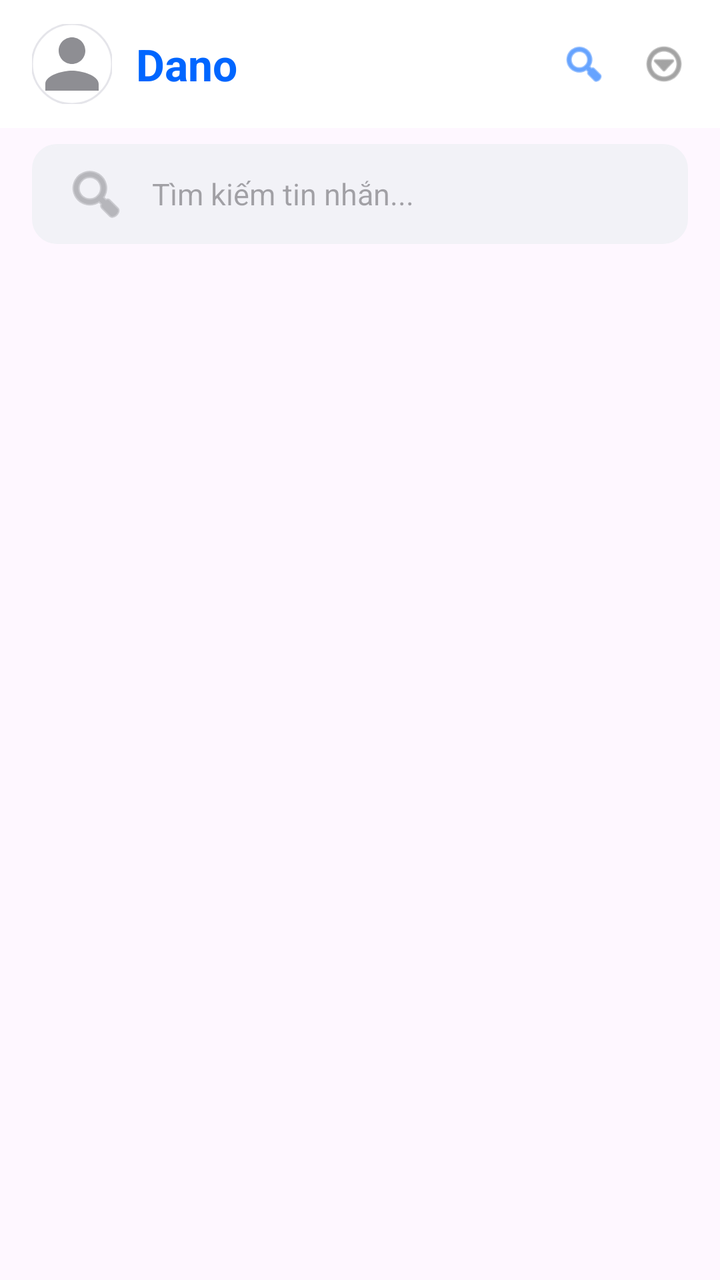
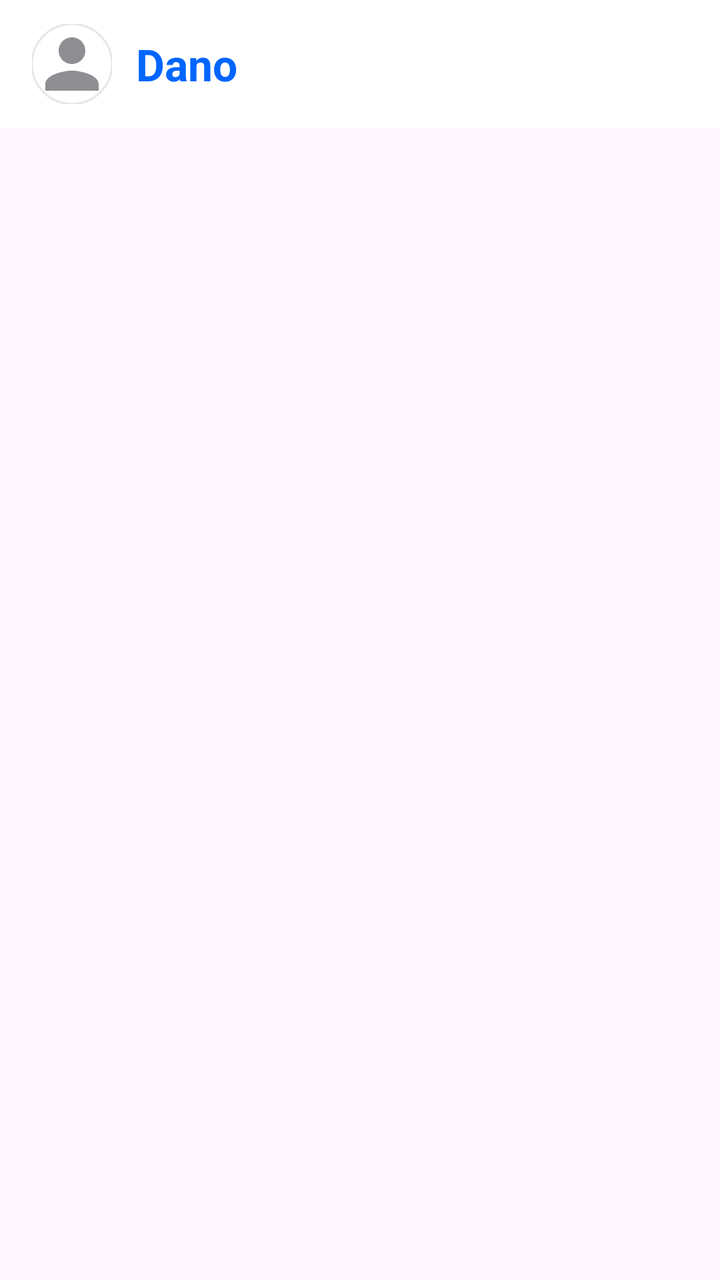

Compare the two renders of this Android layout. The source of the first and the diff that turns it into the second are given below.
<!-- AndroidManifest.xml: application theme Theme.DanoChatApp -->
<!-- res/layout/fragment_chat.xml -->
<?xml version="1.0" encoding="utf-8"?>
<LinearLayout xmlns:android="http://schemas.android.com/apk/res/android"
    xmlns:app="http://schemas.android.com/apk/res-auto"
    xmlns:tools="http://schemas.android.com/tools"
    android:layout_width="match_parent"
    android:layout_height="match_parent"
    android:orientation="vertical">

    
    <RelativeLayout
        android:id="@+id/layout_header"
        android:layout_width="match_parent"
        android:layout_height="?attr/actionBarSize"
        android:paddingHorizontal="16dp"
        android:background="@color/white">

        <com.google.android.material.imageview.ShapeableImageView
            android:id="@+id/img_main_profile_fragment"
            android:layout_width="40dp"
            android:layout_height="40dp"
            android:layout_centerVertical="true"
            android:src="@drawable/ic_person"
            app:shapeAppearanceOverlay="@style/CircleImage"
            app:strokeColor="@color/divider_color"
            app:strokeWidth="1dp" />

        <TextView
            android:layout_width="wrap_content"
            android:layout_height="wrap_content"
            android:layout_centerVertical="true"
            android:layout_marginStart="12dp"
            android:layout_toEndOf="@id/img_main_profile_fragment"
            android:text="@string/app_name_short"
            android:textColor="@color/primary"
            android:textSize="22sp"
            android:textStyle="bold" />

        <LinearLayout
            android:layout_width="wrap_content"
            android:layout_height="wrap_content"
            android:layout_alignParentEnd="true"
            android:layout_centerVertical="true"
            android:orientation="horizontal">

            <ImageView
                android:id="@+id/img_search"
                android:layout_width="24dp"
                android:layout_height="24dp"
                android:layout_marginEnd="16dp"
                android:src="@android:drawable/ic_menu_search"
                app:tint="@color/primary" />

            <ImageView
                android:id="@+id/img_menu"
                android:layout_width="24dp"
                android:layout_height="24dp"
                android:src="@android:drawable/ic_menu_more"
                app:tint="@color/text_grey" />
        </LinearLayout>
    </RelativeLayout>

    <androidx.core.widget.NestedScrollView
        android:layout_width="match_parent"
        android:layout_height="match_parent">

        <LinearLayout
            android:layout_width="match_parent"
            android:layout_height="wrap_content"
            android:orientation="vertical">

            
            <EditText
                android:id="@+id/edit_search"
                android:layout_width="match_parent"
                android:layout_height="50dp"
                android:layout_marginHorizontal="16dp"
                android:layout_marginTop="8dp"
                android:background="@drawable/edit_text_bg"
                android:backgroundTint="#F2F2F7"
                android:drawableStart="@android:drawable/ic_menu_search"
                android:drawablePadding="12dp"
                android:drawableTint="@color/neutral"
                android:hint="@string/search_hint"
                android:inputType="text"
                android:paddingHorizontal="16dp"
                android:textSize="15sp" />

            
            <androidx.recyclerview.widget.RecyclerView
                android:id="@+id/recycler_active_users"
                android:layout_width="match_parent"
                android:layout_height="wrap_content"
                android:layout_marginTop="16dp"
                android:clipToPadding="false"
                android:orientation="horizontal"
                android:paddingHorizontal="8dp"
                app:layoutManager="androidx.recyclerview.widget.LinearLayoutManager"
                tools:listitem="@layout/item_user_horizontal" />

            
            <androidx.recyclerview.widget.RecyclerView
                android:id="@+id/recycler_recent_chats"
                android:layout_width="match_parent"
                android:layout_height="wrap_content"
                android:layout_marginTop="8dp"
                android:nestedScrollingEnabled="false"
                tools:listitem="@layout/item_recent_chat" />

        </LinearLayout>
    </androidx.core.widget.NestedScrollView>

</LinearLayout>
<!-- res/layout/item_user_horizontal.xml (included above) -->
<?xml version="1.0" encoding="utf-8"?>
<LinearLayout xmlns:android="http://schemas.android.com/apk/res/android"
    xmlns:app="http://schemas.android.com/apk/res-auto"
    android:layout_width="wrap_content"
    android:layout_height="wrap_content"
    android:gravity="center"
    android:orientation="vertical"
    android:padding="8dp">

    <RelativeLayout
        android:layout_width="60dp"
        android:layout_height="60dp">

        <com.google.android.material.imageview.ShapeableImageView
            android:id="@+id/img_user_avatar"
            android:layout_width="match_parent"
            android:layout_height="match_parent"
            android:padding="2dp"
            android:src="@drawable/ic_person"
            app:shapeAppearanceOverlay="@style/CircleImage"
            app:strokeColor="@color/primary"
            app:strokeWidth="1.5dp" />

        <View
            android:id="@+id/view_online_indicator"
            android:layout_width="12dp"
            android:layout_height="12dp"
            android:layout_alignParentBottom="true"
            android:layout_alignParentEnd="true"
            android:layout_marginBottom="4dp"
            android:layout_marginEnd="4dp"
            android:background="@android:color/holo_green_light"
            android:backgroundTint="#4CAF50"
            android:elevation="2dp" />
    </RelativeLayout>

    <TextView
        android:id="@+id/text_user_name_short"
        android:layout_width="70dp"
        android:layout_height="wrap_content"
        android:layout_marginTop="4dp"
        android:ellipsize="end"
        android:gravity="center"
        android:maxLines="1"
        android:text="Name"
        android:textColor="@color/black"
        android:textSize="12sp" />

</LinearLayout>
<!-- res/layout/item_recent_chat.xml (included above) -->
<?xml version="1.0" encoding="utf-8"?>
<RelativeLayout xmlns:android="http://schemas.android.com/apk/res/android"
    xmlns:app="http://schemas.android.com/apk/res-auto"
    android:layout_width="match_parent"
    android:layout_height="wrap_content"
    android:background="?attr/selectableItemBackground"
    android:paddingHorizontal="16dp"
    android:paddingVertical="12dp">

    <RelativeLayout
        android:id="@+id/layout_avatar"
        android:layout_width="60dp"
        android:layout_height="60dp">

        <com.google.android.material.imageview.ShapeableImageView
            android:id="@+id/img_recent_profile"
            android:layout_width="match_parent"
            android:layout_height="match_parent"
            android:src="@drawable/ic_person"
            app:shapeAppearanceOverlay="@style/CircleImage"
            app:strokeColor="@color/divider_color"
            app:strokeWidth="1dp" />

        <View
            android:id="@+id/view_online_status"
            android:layout_width="14dp"
            android:layout_height="14dp"
            android:layout_alignParentBottom="true"
            android:layout_alignParentEnd="true"
            android:layout_marginBottom="2dp"
            android:layout_marginEnd="2dp"
            android:background="@android:color/holo_green_light"
            android:backgroundTint="#4CAF50"
            android:visibility="gone" />
    </RelativeLayout>

    <LinearLayout
        android:layout_width="match_parent"
        android:layout_height="wrap_content"
        android:layout_centerVertical="true"
        android:layout_marginStart="16dp"
        android:layout_toEndOf="@id/layout_avatar"
        android:orientation="vertical">

        <RelativeLayout
            android:layout_width="match_parent"
            android:layout_height="wrap_content">

            <TextView
                android:id="@+id/text_recent_name"
                android:layout_width="wrap_content"
                android:layout_height="wrap_content"
                android:layout_alignParentStart="true"
                android:layout_toStartOf="@id/text_recent_time"
                android:ellipsize="end"
                android:maxLines="1"
                android:text="User Name"
                android:textColor="@color/black"
                android:textSize="17sp"
                android:textStyle="bold" />

            <TextView
                android:id="@+id/text_recent_time"
                android:layout_width="wrap_content"
                android:layout_height="wrap_content"
                android:layout_alignParentEnd="true"
                android:text="14:20"
                android:textColor="@color/text_grey"
                android:textSize="13sp" />
        </RelativeLayout>

        <RelativeLayout
            android:layout_width="match_parent"
            android:layout_height="wrap_content"
            android:layout_marginTop="4dp">

            <TextView
                android:id="@+id/text_recent_last_msg"
                android:layout_width="wrap_content"
                android:layout_height="wrap_content"
                android:layout_alignParentStart="true"
                android:layout_toStartOf="@id/text_recent_unread"
                android:ellipsize="end"
                android:maxLines="1"
                android:text="Nội dung tin nhắn cuối cùng..."
                android:textColor="@color/text_grey"
                android:textSize="14sp" />

            <TextView
                android:id="@+id/text_recent_unread"
                android:layout_width="20dp"
                android:layout_height="20dp"
                android:layout_alignParentEnd="true"
                android:background="@drawable/chat_bubble_sent"
                android:backgroundTint="@color/primary"
                android:gravity="center"
                android:text="1"
                android:textColor="@color/white"
                android:textSize="10sp"
                android:textStyle="bold"
                android:visibility="gone" />
        </RelativeLayout>
    </LinearLayout>

</RelativeLayout>
<!-- resources referenced by this layout -->
<resources>
  <color name="black">#FF000000</color>
  <color name="divider_color">#E5E5EA</color>
  <color name="neutral">#8E8E93</color>
  <color name="primary">#0066FF</color>
  <color name="text_grey">#666666</color>
  <color name="white">#FFFFFFFF</color>
  <!-- drawable chat_bubble_sent (drawable) -->
  <?xml version="1.0" encoding="utf-8"?>
  <shape xmlns:android="http://schemas.android.com/apk/res/android">
      <solid android:color="@color/primary" />
      <corners
          android:topLeftRadius="16dp"
          android:topRightRadius="16dp"
          android:bottomLeftRadius="16dp"
          android:bottomRightRadius="2dp" />
  </shape>
  <!-- drawable edit_text_bg (drawable) -->
  <?xml version="1.0" encoding="utf-8"?>
  <shape xmlns:android="http://schemas.android.com/apk/res/android">
      <solid android:color="@color/white" />
      <stroke
          android:width="1dp"
          android:color="#E5E5EA" />
      <corners android:radius="12dp" />
  </shape>
  <!-- drawable ic_person (drawable) -->
  <vector xmlns:android="http://schemas.android.com/apk/res/android"
      android:width="24dp"
      android:height="24dp"
      android:viewportWidth="24"
      android:viewportHeight="24">
      <path
          android:fillColor="@color/neutral"
          android:pathData="M12,12c2.21,0 4,-1.79 4,-4s-1.79,-4 -4,-4 -4,1.79 -4,4 1.79,4 4,4zM12,14c-2.67,0 -8,1.34 -8,4v2h16v-2c0,-2.66 -5.33,-4 -8,-4z" />
  </vector>
  <string name="app_name_short">Dano</string>
  <string name="search_hint">Tìm kiếm tin nhắn...</string>
  <style name="CircleImage" parent="">
          <item name="cornerSize">50%</item>
      </style>
  <style name="Theme.DanoChatApp" parent="Base.Theme.DanoChatApp" />
  <style name="Base.Theme.DanoChatApp" parent="Theme.Material3.DayNight.NoActionBar">
          
          <item name="colorPrimary">@color/primary</item>
          <item name="colorPrimaryVariant">@color/primary_dark</item>
          <item name="colorSecondary">@color/secondary</item>
          <item name="android:statusBarColor">@color/white</item>
          <item name="android:windowLightStatusBar">true</item>
      </style>
  <color name="primary_dark">#0052CC</color>
  <color name="secondary">#FF9500</color>
</resources>

<!-- the commit's change to res/layout/fragment_chat.xml (unified diff, before → after) -->
@@ -33,30 +33,10 @@
             android:text="@string/app_name_short"
             android:textColor="@color/primary"
             android:textSize="22sp"
-            android:textStyle="bold" />
-
-        <LinearLayout
-            android:layout_width="wrap_content"
-            android:layout_height="wrap_content"
-            android:layout_alignParentEnd="true"
-            android:layout_centerVertical="true"
-            android:orientation="horizontal">
-
-            <ImageView
-                android:id="@+id/img_search"
-                android:layout_width="24dp"
-                android:layout_height="24dp"
-                android:layout_marginEnd="16dp"
-                android:src="@android:drawable/ic_menu_search"
-                app:tint="@color/primary" />
-
-            <ImageView
-                android:id="@+id/img_menu"
-                android:layout_width="24dp"
-                android:layout_height="24dp"
-                android:src="@android:drawable/ic_menu_more"
-                app:tint="@color/text_grey" />
-        </LinearLayout>
+            android:textStyle="bold"
+            android:ellipsize="end"
+            android:singleLine="true" />
+
     </RelativeLayout>
 
     <androidx.core.widget.NestedScrollView
@@ -67,23 +47,6 @@
             android:layout_width="match_parent"
             android:layout_height="wrap_content"
             android:orientation="vertical">
-
-            
-            <EditText
-                android:id="@+id/edit_search"
-                android:layout_width="match_parent"
-                android:layout_height="50dp"
-                android:layout_marginHorizontal="16dp"
-                android:layout_marginTop="8dp"
-                android:background="@drawable/edit_text_bg"
-                android:backgroundTint="#F2F2F7"
-                android:drawableStart="@android:drawable/ic_menu_search"
-                android:drawablePadding="12dp"
-                android:drawableTint="@color/neutral"
-                android:hint="@string/search_hint"
-                android:inputType="text"
-                android:paddingHorizontal="16dp"
-                android:textSize="15sp" />
 
             
             <androidx.recyclerview.widget.RecyclerView
<!-- resource entries referenced after the edit -->
@@ -16,15 +16,6 @@
           android:bottomLeftRadius="16dp"
           android:bottomRightRadius="2dp" />
   </shape>
-  <!-- drawable edit_text_bg (drawable) -->
-  <?xml version="1.0" encoding="utf-8"?>
-  <shape xmlns:android="http://schemas.android.com/apk/res/android">
-      <solid android:color="@color/white" />
-      <stroke
-          android:width="1dp"
-          android:color="#E5E5EA" />
-      <corners android:radius="12dp" />
-  </shape>
   <!-- drawable ic_person (drawable) -->
   <vector xmlns:android="http://schemas.android.com/apk/res/android"
       android:width="24dp"
@@ -36,7 +27,6 @@
           android:pathData="M12,12c2.21,0 4,-1.79 4,-4s-1.79,-4 -4,-4 -4,1.79 -4,4 1.79,4 4,4zM12,14c-2.67,0 -8,1.34 -8,4v2h16v-2c0,-2.66 -5.33,-4 -8,-4z" />
   </vector>
   <string name="app_name_short">Dano</string>
-  <string name="search_hint">Tìm kiếm tin nhắn...</string>
   <style name="CircleImage" parent="">
           <item name="cornerSize">50%</item>
       </style>
